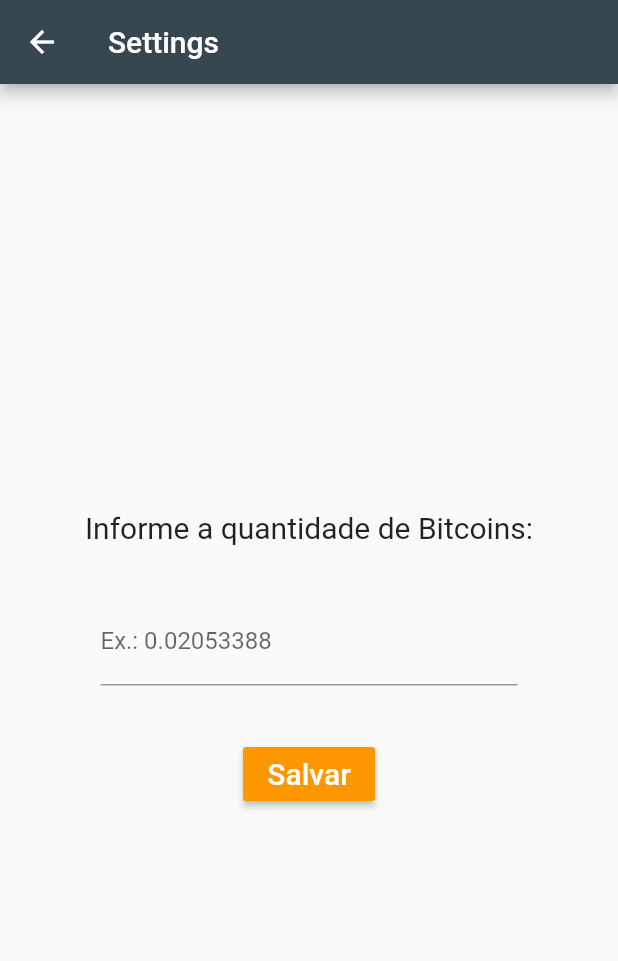
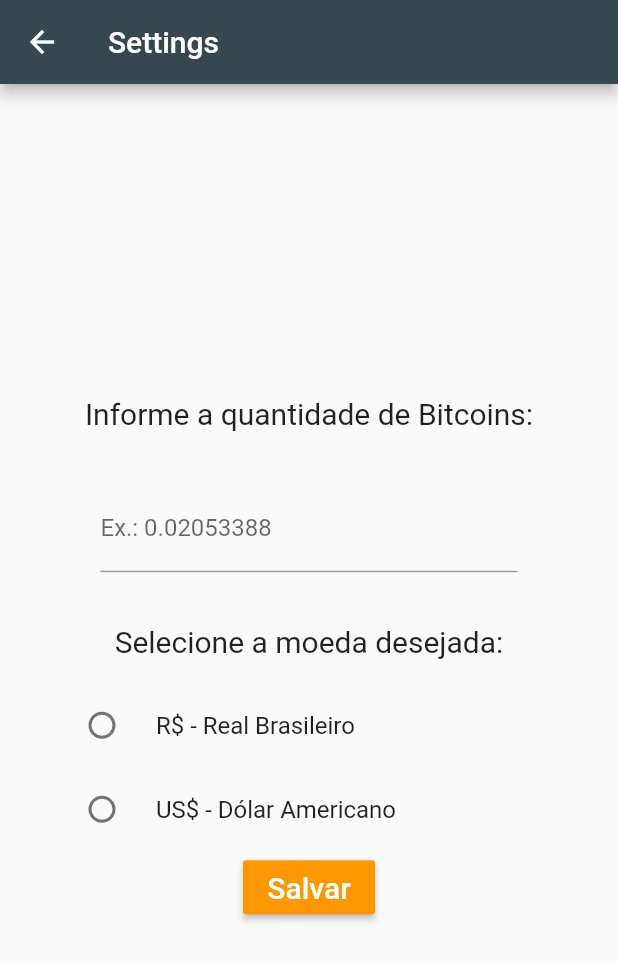
Before and after one commit to rodrigoalien/bitcoin, a Flutter app: the Settings screen opened by its route, on a phone screen of 412 x 824 dp. Shown: the top 961 px of the screen. Run offline on Flutter 3.47's test engine with Material 2 defaults, Android fonts, the phone set to English and light mode, and no system bars; our stand-ins replace shared_preferences; accounts and stored records are empty.

Commit message:
Implementation of dual choice currency: Real or Dollar.

```diff
--- a/lib/settings.dart
+++ b/lib/settings.dart
@@ -9,14 +9,21 @@ class Settings extends StatefulWidget {
 class _SettingsState extends State<Settings> {
 
   TextEditingController _numberBitcoin = TextEditingController();
+  String _currency;
 
   _save() async {
 
-    double btAmount = double.parse(_numberBitcoin.text);
+    String saveCurr = _currency;
 
     final prefs = await SharedPreferences.getInstance();
 
-    await prefs.setDouble('bitcoin', btAmount);
+    if (_numberBitcoin.text != '') {
+      double btAmount = double.parse(_numberBitcoin.text);
+      await prefs.setDouble('bitcoin', btAmount);
+    }
+
+    print('RETORNO: ' + _numberBitcoin.text);
+    await prefs.setString('currency', saveCurr);
 
     Navigator.pop(context);
 
@@ -50,6 +57,35 @@ class _SettingsState extends State<Settings> {
                 controller: _numberBitcoin,
               )
             ),
+            Padding(
+              padding: EdgeInsets.only(bottom: 16),
+              child: Text(
+                'Selecione a moeda desejada:',
+                style: TextStyle(
+                  fontSize: 20,
+                ),
+              ),
+            ),
+            RadioListTile(
+              title: Text('R\$ - Real Brasileiro'),
+              value: 'real',
+              groupValue: _currency,
+              onChanged: (String currency){
+              setState(() {
+                _currency = currency;
+              });
+              },
+            ),
+            RadioListTile(
+              title: Text('US\$ - Dólar Americano'),
+              value: 'dolar',
+              groupValue: _currency,
+              onChanged: (String currency){
+              setState(() {
+                _currency = currency;
+              });
+              },
+            ),
             RaisedButton(
               color: Colors.orange,
               textColor: Colors.white,
```
Also changed, not shown: lib/home.dart (+10 -2 lines).
